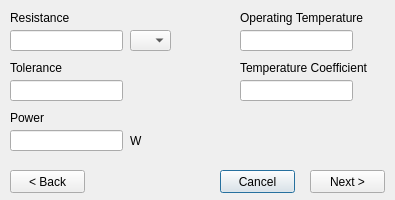
fierst/parts-db-editor, file AltiumPartsDB/resistor_dlg.ui: the form before one commit.
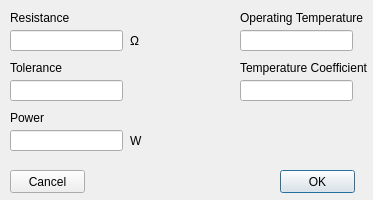
The form after the commit.

What changed in the file:
```diff
--- a/AltiumPartsDB/resistor_dlg.ui
+++ b/AltiumPartsDB/resistor_dlg.ui
@@ -6,7 +6,7 @@
    <rect>
     <x>0</x>
     <y>0</y>
-    <width>395</width>
+    <width>373</width>
     <height>200</height>
    </rect>
   </property>
@@ -95,16 +95,6 @@
     <string>Tolerance</string>
    </property>
   </widget>
-  <widget class="QComboBox" name="cmb_units">
-   <property name="geometry">
-    <rect>
-     <x>130</x>
-     <y>30</y>
-     <width>41</width>
-     <height>21</height>
-    </rect>
-   </property>
-  </widget>
   <widget class="QLineEdit" name="box_tempco">
    <property name="geometry">
     <rect>
@@ -138,45 +128,6 @@
     <string>Power</string>
    </property>
   </widget>
-  <widget class="QPushButton" name="btn_cancel">
-   <property name="geometry">
-    <rect>
-     <x>220</x>
-     <y>170</y>
-     <width>75</width>
-     <height>23</height>
-    </rect>
-   </property>
-   <property name="text">
-    <string>Cancel</string>
-   </property>
-  </widget>
-  <widget class="QPushButton" name="btn_next">
-   <property name="geometry">
-    <rect>
-     <x>310</x>
-     <y>170</y>
-     <width>75</width>
-     <height>23</height>
-    </rect>
-   </property>
-   <property name="text">
-    <string>Next &gt;</string>
-   </property>
-  </widget>
-  <widget class="QPushButton" name="btn_back">
-   <property name="geometry">
-    <rect>
-     <x>10</x>
-     <y>170</y>
-     <width>75</width>
-     <height>23</height>
-    </rect>
-   </property>
-   <property name="text">
-    <string>&lt; Back</string>
-   </property>
-  </widget>
   <widget class="QLabel" name="lbl_watts">
    <property name="geometry">
     <rect>
@@ -190,6 +141,45 @@
     <string>W</string>
    </property>
   </widget>
+  <widget class="QLabel" name="lbl_ohms">
+   <property name="geometry">
+    <rect>
+     <x>130</x>
+     <y>30</y>
+     <width>47</width>
+     <height>21</height>
+    </rect>
+   </property>
+   <property name="text">
+    <string>Ω</string>
+   </property>
+  </widget>
+  <widget class="QPushButton" name="btn_OK">
+   <property name="geometry">
+    <rect>
+     <x>280</x>
+     <y>170</y>
+     <width>75</width>
+     <height>23</height>
+    </rect>
+   </property>
+   <property name="text">
+    <string>OK</string>
+   </property>
+  </widget>
+  <widget class="QPushButton" name="btn_cancel">
+   <property name="geometry">
+    <rect>
+     <x>10</x>
+     <y>170</y>
+     <width>75</width>
+     <height>23</height>
+    </rect>
+   </property>
+   <property name="text">
+    <string>Cancel</string>
+   </property>
+  </widget>
  </widget>
  <resources/>
  <connections/>
```
Left out of the diff: 15 changed lines with no effect on the pictures.
